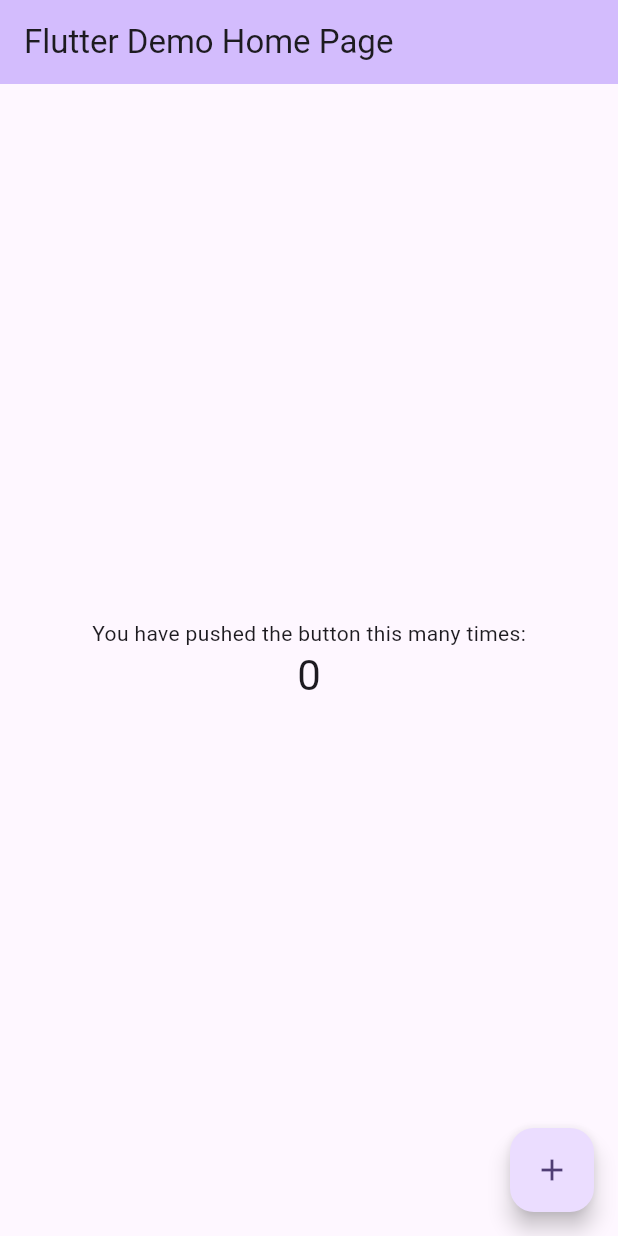
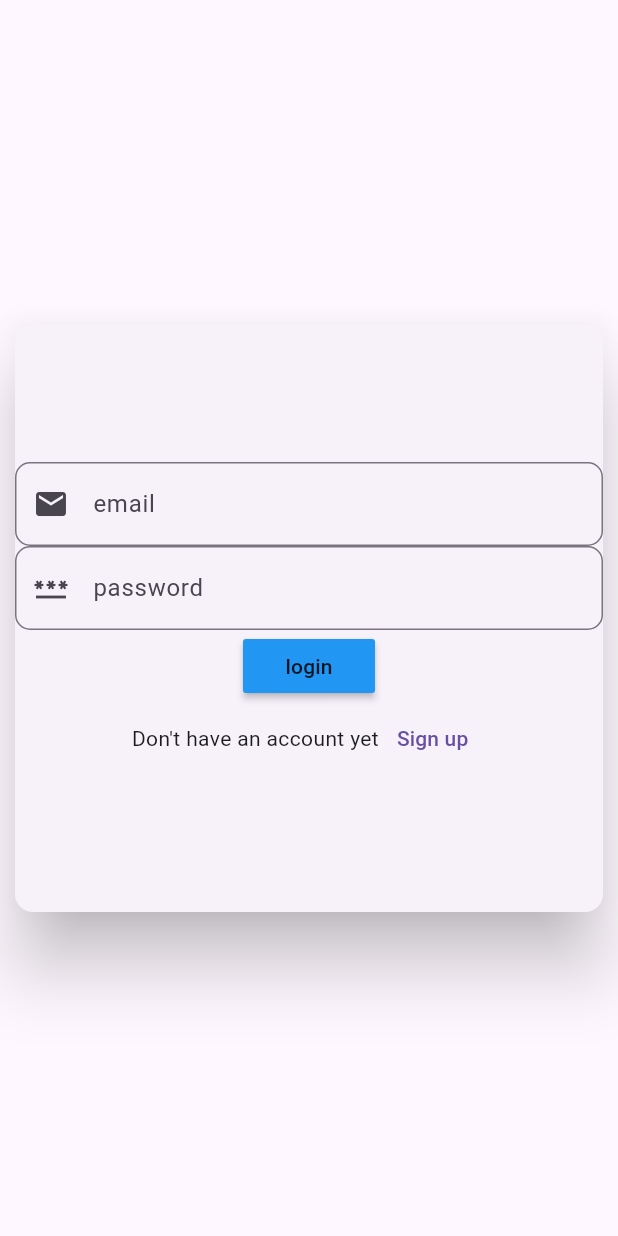
Before and after one commit to farihamustafa/CitiGuide, a Flutter app: the screen it shows after launch, on a phone screen of 412 x 824 dp. Run offline on Flutter 3.47's test engine with Material 3 defaults, Android fonts, the phone set to English and light mode, and no system bars.

Commit message:
created login form and functions in widgets

```diff
--- a/cityguide/lib/Pages/login.dart
+++ b/cityguide/lib/Pages/login.dart
@@ -0,0 +1,74 @@
+import 'package:cityguide/components/reusable/widgets.dart';
+import 'package:flutter/material.dart';
+
+class Login extends StatefulWidget {
+  const Login({super.key});
+
+  @override
+  State<Login> createState() => _LoginState();
+}
+
+class _LoginState extends State<Login> {
+  final TextEditingController _emailcontroller = TextEditingController();
+  final TextEditingController _passwordcontroller = TextEditingController();
+  GlobalKey<FormState> formkey = GlobalKey<FormState>();
+  loginform() {
+    if (formkey.currentState!.validate()) {
+      print(_emailcontroller.text);
+      print(_passwordcontroller.text);
+    }
+  }
+
+  @override
+  void dispose() {
+    // TODO: implement dispose
+    _emailcontroller.dispose();
+    _passwordcontroller.dispose();
+    super.dispose();
+  }
+
+  @override
+  Widget build(BuildContext context) {
+    return Scaffold(
+      body: Center(
+        child: Container(
+          height: 400,
+          width: 400,
+          child: Form(
+              key: formkey,
+              child: Card(
+                elevation: 20,
+                child: Column(
+                  mainAxisAlignment: MainAxisAlignment.center,
+                  children: [
+                    textfield(
+                        controller: _emailcontroller,
+                        label: "email",
+                        icon: Icons.email,
+                        obs: false),
+                    textfield(
+                        controller: _passwordcontroller,
+                        label: "password",
+                        icon: Icons.password,
+                        obs: true),
+                    materialbutton(
+                        function: loginform,
+                        btnText: "login",
+                        btnColor: Colors.blue),
+                    Container(
+                      child: Row(
+                        mainAxisAlignment: MainAxisAlignment.center,
+                        children: [
+                          Text("Don't have an account yet"),
+                          textbutton(text: "Sign up")
+                        ],
+                      ),
+                    )
+                  ],
+                ),
+              )),
+        ),
+      ),
+    );
+  }
+}
--- /dev/null
+++ b/cityguide/lib/components/reusable/widgets.dart
@@ -0,0 +1,45 @@
+import 'package:flutter/material.dart';
+
+textfield(
+    {required TextEditingController controller,
+    required String label,
+    required IconData icon,
+    required bool obs}) {
+  return TextFormField(
+    controller: controller,
+    obscureText: obs,
+    decoration: InputDecoration(
+        labelText: label,
+        prefixIcon: Icon(icon),
+        border: OutlineInputBorder(borderRadius: BorderRadius.circular(10))),
+    validator: (value) {
+      if (value!.isEmpty) {
+        return "invalid " + label;
+      } else {
+        null;
+      }
+    },
+  );
+}
+
+materialbutton(
+    {required void Function() function,
+    required String btnText,
+    required Color btnColor}) {
+  return MaterialButton(
+    onPressed: () {
+      return function();
+    },
+    child: Text(btnText),
+    color: btnColor,
+  );
+}
+
+textbutton({required String text}) {
+  return TextButton(
+    child: Text(text),
+    onPressed: () {
+      print('Pressed');
+    },
+  );
+}
--- a/cityguide/lib/main.dart
+++ b/cityguide/lib/main.dart
@@ -1,125 +1,17 @@
+import 'package:cityguide/Pages/login.dart';
 import 'package:flutter/material.dart';
 
-void main() {
-  runApp(const MyApp());
+main() {
+  runApp(MyApp());
 }
 
 class MyApp extends StatelessWidget {
   const MyApp({super.key});
 
-  // This widget is the root of your application.
   @override
   Widget build(BuildContext context) {
     return MaterialApp(
-      title: 'Flutter Demo',
-      theme: ThemeData(
-        // This is the theme of your application.
-        //
-        // TRY THIS: Try running your application with "flutter run". You'll see
-        // the application has a purple toolbar. Then, without quitting the app,
-        // try changing the seedColor in the colorScheme below to Colors.green
-        // and then invoke "hot reload" (save your changes or press the "hot
-        // reload" button in a Flutter-supported IDE, or press "r" if you used
-        // the command line to start the app).
-        //
-        // Notice that the counter didn't reset back to zero; the application
-        // state is not lost during the reload. To reset the state, use hot
-        // restart instead.
-        //
-        // This works for code too, not just values: Most code changes can be
-        // tested with just a hot reload.
-        colorScheme: ColorScheme.fromSeed(seedColor: Colors.deepPurple),
-        useMaterial3: true,
-      ),
-      home: const MyHomePage(title: 'Flutter Demo Home Page'),
+      home: Login(),
     );
   }
 }
-
-class MyHomePage extends StatefulWidget {
-  const MyHomePage({super.key, required this.title});
-
-  // This widget is the home page of your application. It is stateful, meaning
-  // that it has a State object (defined below) that contains fields that affect
-  // how it looks.
-
-  // This class is the configuration for the state. It holds the values (in this
-  // case the title) provided by the parent (in this case the App widget) and
-  // used by the build method of the State. Fields in a Widget subclass are
-  // always marked "final".
-
-  final String title;
-
-  @override
-  State<MyHomePage> createState() => _MyHomePageState();
-}
-
-class _MyHomePageState extends State<MyHomePage> {
-  int _counter = 0;
-
-  void _incrementCounter() {
-    setState(() {
-      // This call to setState tells the Flutter framework that something has
-      // changed in this State, which causes it to rerun the build method below
-      // so that the display can reflect the updated values. If we changed
-      // _counter without calling setState(), then the build method would not be
-      // called again, and so nothing would appear to happen.
-      _counter++;
-    });
-  }
-
-  @override
-  Widget build(BuildContext context) {
-    // This method is rerun every time setState is called, for instance as done
-    // by the _incrementCounter method above.
-    //
-    // The Flutter framework has been optimized to make rerunning build methods
-    // fast, so that you can just rebuild anything that needs updating rather
-    // than having to individually change instances of widgets.
-    return Scaffold(
-      appBar: AppBar(
-        // TRY THIS: Try changing the color here to a specific color (to
-        // Colors.amber, perhaps?) and trigger a hot reload to see the AppBar
-        // change color while the other colors stay the same.
-        backgroundColor: Theme.of(context).colorScheme.inversePrimary,
-        // Here we take the value from the MyHomePage object that was created by
-        // the App.build method, and use it to set our appbar title.
-        title: Text(widget.title),
-      ),
-      body: Center(
-        // Center is a layout widget. It takes a single child and positions it
-        // in the middle of the parent.
-        child: Column(
-          // Column is also a layout widget. It takes a list of children and
-          // arranges them vertically. By default, it sizes itself to fit its
-          // children horizontally, and tries to be as tall as its parent.
-          //
-          // Column has various properties to control how it sizes itself and
-          // how it positions its children. Here we use mainAxisAlignment to
-          // center the children vertically; the main axis here is the vertical
-          // axis because Columns are vertical (the cross axis would be
-          // horizontal).
-          //
-          // TRY THIS: Invoke "debug painting" (choose the "Toggle Debug Paint"
-          // action in the IDE, or press "p" in the console), to see the
-          // wireframe for each widget.
-          mainAxisAlignment: MainAxisAlignment.center,
-          children: <Widget>[
-            const Text(
-              'You have pushed the button this many times:',
-            ),
-            Text(
-              '$_counter',
-              style: Theme.of(context).textTheme.headlineMedium,
-            ),
-          ],
-        ),
-      ),
-      floatingActionButton: FloatingActionButton(
-        onPressed: _incrementCounter,
-        tooltip: 'Increment',
-        child: const Icon(Icons.add),
-      ), // This trailing comma makes auto-formatting nicer for build methods.
-    );
-  }
-}
```
